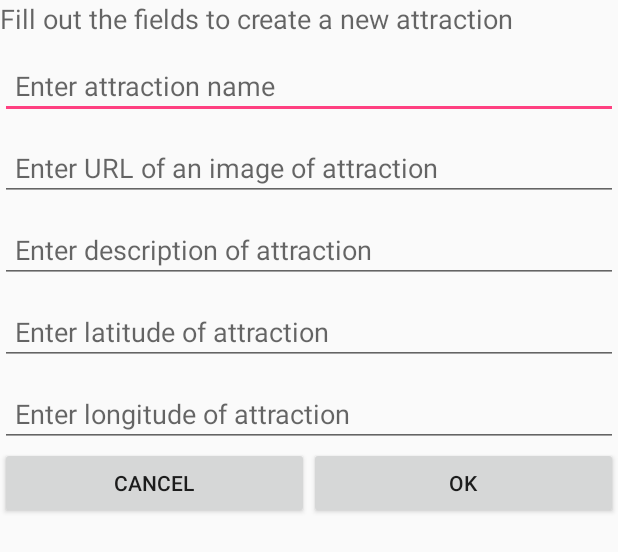
After one commit to Hudhud/Visito, an Android app: the layout input_dialog.xml on its own in the app's theme, with its tools: preview values and no code run, on a phone screen of 412 x 824 dp. The commit adds this screen. Shown: the top 552 px of the screen. Run offline under Robolectric (Android 15) with nearby library versions, the phone set to English and light mode, and no system bars.

Commit message:
Shake functionality for Admin implemented, but is missing restrictions

```diff
--- a/app/src/main/AndroidManifest.xml
+++ b/app/src/main/AndroidManifest.xml
@@ -2,11 +2,13 @@
 <manifest xmlns:android="http://schemas.android.com/apk/res/android"
     package="dtu.app.visito">
 
+    <uses-feature android:name="android.hardware.sensor.accelerometer" android:required="true"/>
+
     <application
         android:allowBackup="true"
-        android:icon="@mipmap/ic_launcher"
+        android:icon="@mipmap/icon"
         android:label="@string/app_name"
-        android:roundIcon="@mipmap/ic_launcher_round"
+        android:roundIcon="@mipmap/icon"
         android:supportsRtl="true"
         android:theme="@style/AppTheme">
         <activity android:name=".MainActivity">
--- a/app/src/main/java/dtu/app/visito/MainActivity.java
+++ b/app/src/main/java/dtu/app/visito/MainActivity.java
@@ -16,6 +16,7 @@ public class MainActivity extends Activity {
     private Button topAttractionsBtn, weatherBtn, currencyBtn;
     private TextView title;
     private Intent intent;
+    private boolean hasShaken;
 
     @Override
     protected void onCreate(Bundle savedInstanceState) {
@@ -50,6 +51,10 @@ public class MainActivity extends Activity {
                 startActivity(intent);
             }
         });
+
+        ShakeDetector sd = new ShakeDetector(getApplicationContext(), MainActivity.this);
+        sd.detectShake();
+
     }
 
 
--- /dev/null
+++ b/app/src/main/res/layout/input_dialog.xml
@@ -0,0 +1,84 @@
+<?xml version="1.0" encoding="utf-8"?>
+<LinearLayout xmlns:android="http://schemas.android.com/apk/res/android"
+    android:orientation="vertical" android:layout_width="match_parent"
+    android:layout_height="match_parent">
+
+    <TextView
+        android:id="@+id/dialogTitle"
+        android:layout_width="wrap_content"
+        android:layout_height="wrap_content"
+        android:textAppearance="?android:attr/textAppearanceMedium"
+        android:text="Fill out the fields to create a new attraction"
+        />
+
+    <TextView
+        android:id="@+id/error"
+        android:layout_width="wrap_content"
+        android:layout_height="wrap_content"
+        android:textAppearance="?android:attr/textAppearanceMedium"
+        android:textColor="@android:color/holo_red_dark"
+        android:visibility="gone"
+        />
+
+    <EditText
+        android:id="@+id/attractionTitle"
+        android:layout_width="fill_parent"
+        android:layout_height="wrap_content"
+        android:hint="Enter attraction name"
+        android:padding="10dp"
+        android:layout_marginTop="10dp"/>
+
+    <EditText
+        android:id="@+id/attractionURL"
+        android:layout_width="fill_parent"
+        android:layout_height="wrap_content"
+        android:hint="Enter URL of an image of attraction"
+        android:padding="10dp"
+        android:layout_marginTop="10dp"/>
+
+    <EditText
+        android:id="@+id/attractionDescription"
+        android:layout_width="fill_parent"
+        android:layout_height="wrap_content"
+        android:hint="Enter description of attraction"
+        android:padding="10dp"
+        android:layout_marginTop="10dp"/>
+
+    <EditText
+        android:id="@+id/attractionlattitude"
+        android:layout_width="fill_parent"
+        android:layout_height="wrap_content"
+        android:hint="Enter latitude of attraction"
+        android:padding="10dp"
+        android:layout_marginTop="10dp"
+        android:inputType="numberDecimal|numberSigned"/>
+
+    <EditText
+        android:id="@+id/attractionlongitude"
+        android:layout_width="fill_parent"
+        android:layout_height="wrap_content"
+        android:hint="Enter longitude of attraction"
+        android:padding="10dp"
+        android:layout_marginTop="10dp"
+        android:inputType="numberDecimal|numberSigned"/>
+
+    <LinearLayout
+        android:layout_width="fill_parent"
+        android:layout_height="wrap_content"
+        android:orientation="horizontal">
+    <Button
+        android:id="@+id/cancelBtn"
+        android:layout_width="wrap_content"
+        android:layout_height="wrap_content"
+        android:text="Cancel"
+        android:layout_weight="1"/>
+
+    <Button
+        android:id="@+id/okBtn"
+        android:layout_width="wrap_content"
+        android:layout_height="wrap_content"
+        android:text="Ok"
+        android:layout_weight="1"/>
+    </LinearLayout>
+
+</LinearLayout>
```
Also changed, not shown: app/src/main/java/dtu/app/visito/Attraction.java (added, +58 -0 lines), app/src/main/java/dtu/app/visito/ShakeDetector.java (added, +179 -0 lines).
